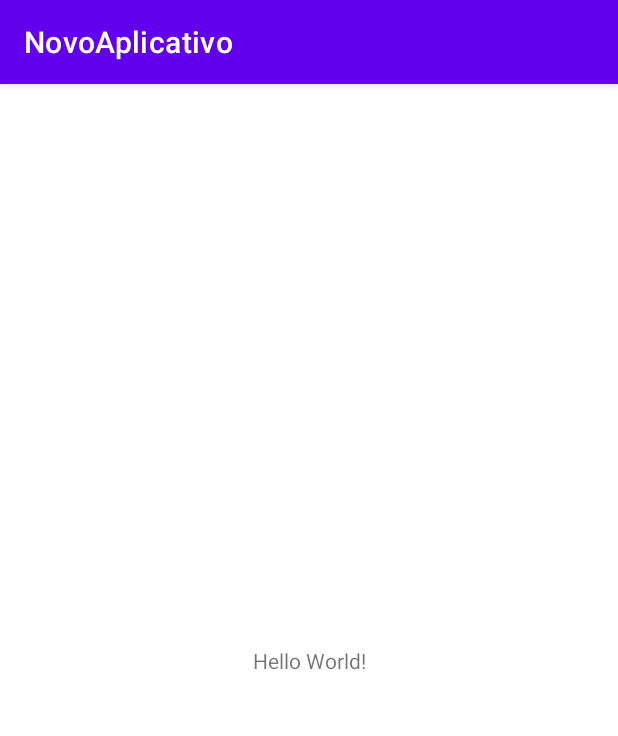
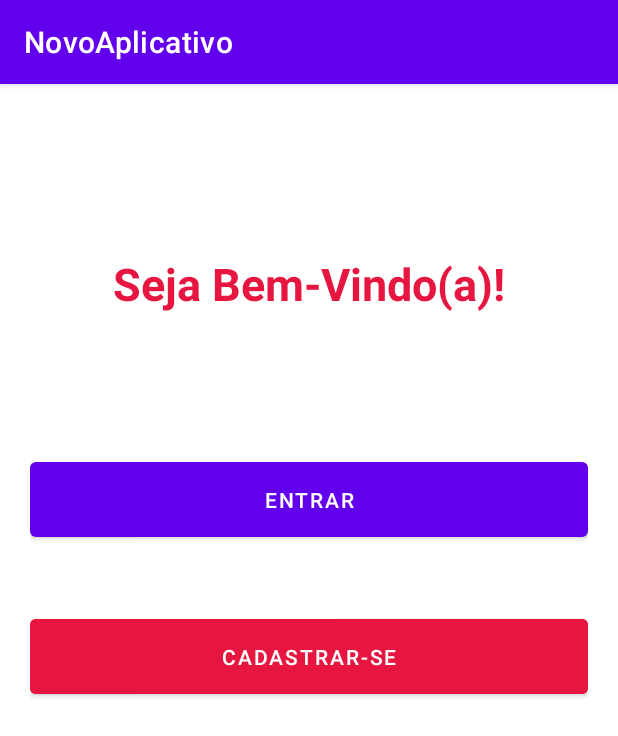
Before and after one commit to fabianasore/NovoAplicativo, an Android app: the screen it shows after launch (MainActivity), on a phone screen of 412 x 824 dp. Shown: the top 736 px of the screen. Run offline under Robolectric (Android 15) with nearby library versions, the phone set to English and light mode, and no system bars.

Commit message:
finalização 19.09.21

```diff
--- a/NovoAplicativo/app/src/main/res/layout/activity_main.xml
+++ b/NovoAplicativo/app/src/main/res/layout/activity_main.xml
@@ -1,18 +1,59 @@
 <?xml version="1.0" encoding="utf-8"?>
-<androidx.constraintlayout.widget.ConstraintLayout xmlns:android="http://schemas.android.com/apk/res/android"
+<LinearLayout
+    xmlns:android="http://schemas.android.com/apk/res/android"
     xmlns:app="http://schemas.android.com/apk/res-auto"
     xmlns:tools="http://schemas.android.com/tools"
+    android:orientation="vertical"
     android:layout_width="match_parent"
     android:layout_height="match_parent"
     tools:context=".MainActivity">
+    <LinearLayout
+        android:layout_margin="20dp"
+        android:layout_width="match_parent"
+        android:layout_height="match_parent"
+        android:orientation="vertical">
+    <View
+        android:layout_width="0dp"
+        android:layout_height="1dp"
+        android:layout_weight="1"/>
 
     <TextView
-        android:layout_width="wrap_content"
+        android:layout_width="match_parent"
         android:layout_height="wrap_content"
-        android:text="Hello World!"
-        app:layout_constraintBottom_toBottomOf="parent"
-        app:layout_constraintLeft_toLeftOf="parent"
-        app:layout_constraintRight_toRightOf="parent"
-        app:layout_constraintTop_toTopOf="parent" />
+        android:gravity="center"
+        android:text="Seja Bem-Vindo(a)!"
+        android:padding="50sp"
+        android:textColor="#E61640"
+        android:textSize="30sp"
+        android:textStyle="bold" />
+    <View
+        android:layout_width="0dp"
+        android:layout_height="1dp"
+        android:layout_weight="1"/>
 
-</androidx.constraintlayout.widget.ConstraintLayout>
+    <Button
+        android:layout_width="match_parent"
+        android:layout_height="wrap_content"
+        android:text="Entrar"
+        android:padding="15sp"
+        android:textColor="@color/white" />
+    <View
+        android:layout_width="0dp"
+        android:layout_height="1dp"
+        android:layout_weight="1"/>
+
+    <Button
+        android:layout_width="match_parent"
+        android:layout_height="wrap_content"
+        android:backgroundTint="#E61640"
+        android:padding="15sp"
+        android:text="Cadastrar-se"
+        android:textColor="@color/white" />
+    <View
+        android:layout_width="0dp"
+        android:layout_height="1dp"
+        android:layout_weight="8"/>
+    </LinearLayout>
+
+
+</LinearLayout>
```
